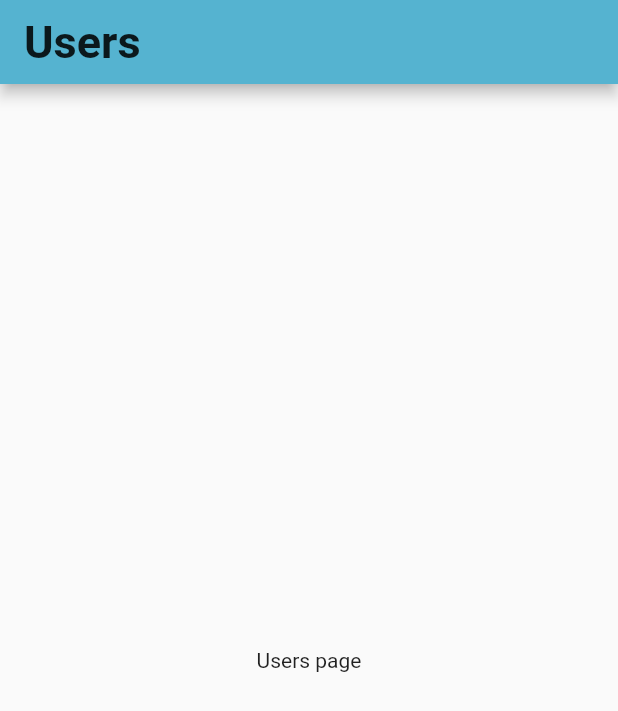
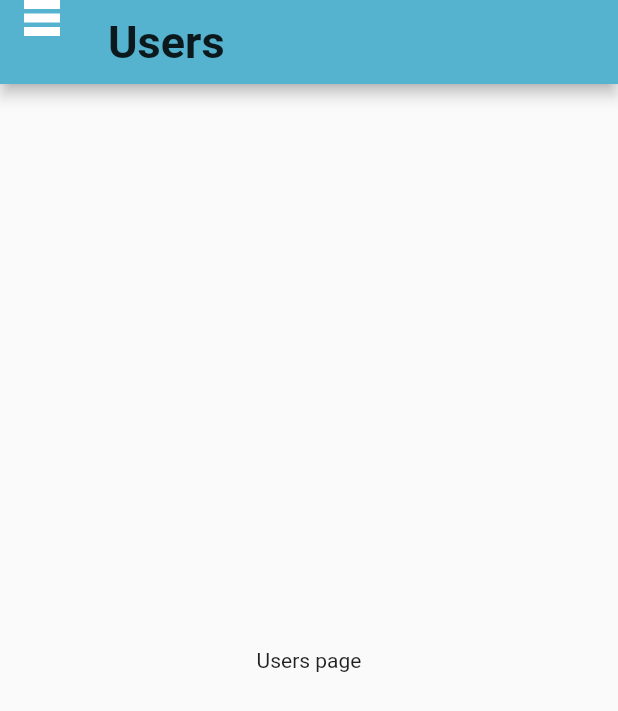
Before and after one commit to SatoshiSobue/friendo-app, a Flutter app: the screen it shows after launch, on a phone screen of 412 x 824 dp. Shown: the top 711 px of the screen. Run offline on Flutter 3.47's test engine with Material 2 defaults, Android fonts, the phone set to English and light mode, and no system bars.

Commit message:
feat: add hamburger_menu_icon

```diff
--- a/lib/pages/users_page.dart
+++ b/lib/pages/users_page.dart
@@ -1,4 +1,5 @@
 import 'package:flutter/material.dart';
+import 'package:friendo_app/widgets/hamburger_menu_icon.dart';
 
 class UsersPage extends StatelessWidget {
   UsersPage({Key key, this.title}) : super(key: key);
@@ -7,8 +8,11 @@ class UsersPage extends StatelessWidget {
   Widget build(BuildContext context) {
     return Scaffold(
       appBar: AppBar(
-        title: Text(title,style: TextStyle(fontWeight: FontWeight.bold,fontSize: 30),),
-      ),
+          title: Text(
+            title,
+            style: TextStyle(fontWeight: FontWeight.bold, fontSize: 30),
+          ),
+          leading: HamburgerMenuIcon(color: Colors.white)),
       body: Center(
         child: Column(
           mainAxisAlignment: MainAxisAlignment.center,
--- /dev/null
+++ b/lib/widgets/hamburger_menu_icon.dart
@@ -0,0 +1,18 @@
+import 'package:flutter/material.dart';
+
+class HamburgerMenuIcon extends StatelessWidget {
+  HamburgerMenuIcon({Key key, this.color = Colors.red}) : super(key: key);
+  final Color color;
+  @override
+  Widget build(BuildContext context) {
+    return Column(
+      children: [
+        Container(width: 24, height: 6, color: color),
+        SizedBox(height: 3),
+        Container(width: 24, height: 6, color: color),
+        SizedBox(height: 3),
+        Container(width: 24, height: 6, color: color)
+      ],
+    );
+  }
+}
--- a/pubspec.yaml
+++ b/pubspec.yaml
@@ -30,6 +30,7 @@ dependencies:
   cupertino_icons: ^1.0.0
 
 dev_dependencies:
+  pedantic_mono: any # lint
   flutter_test:
     sdk: flutter
 
```
Also changed, not shown: pubspec.lock, 2 other files.
